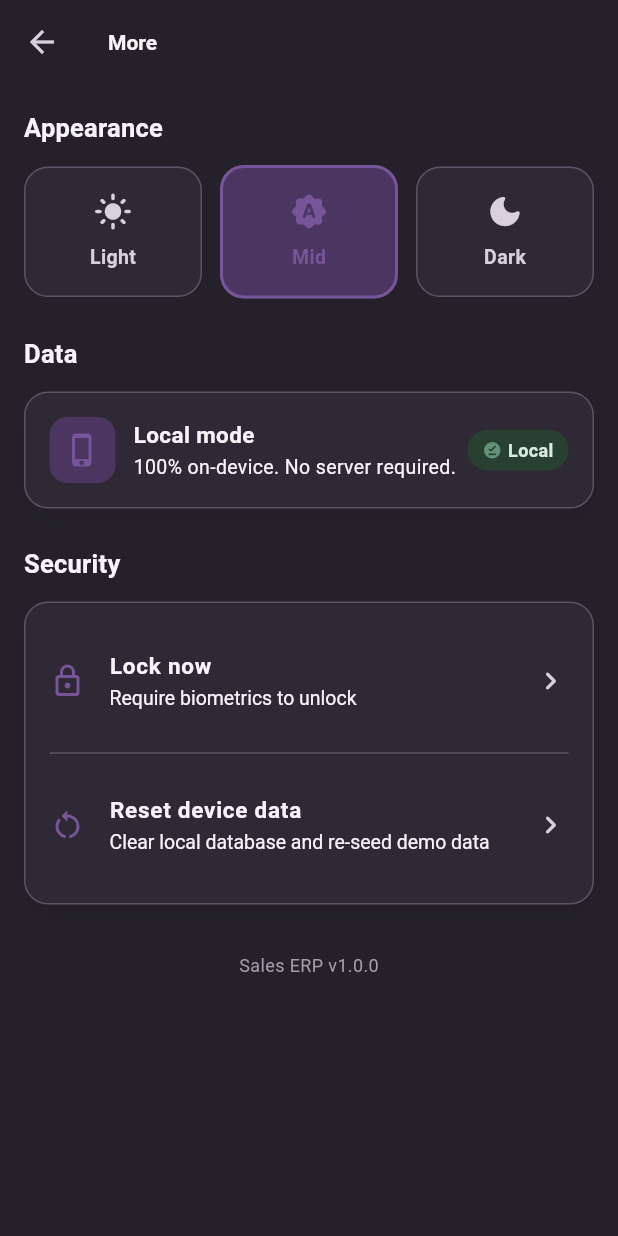
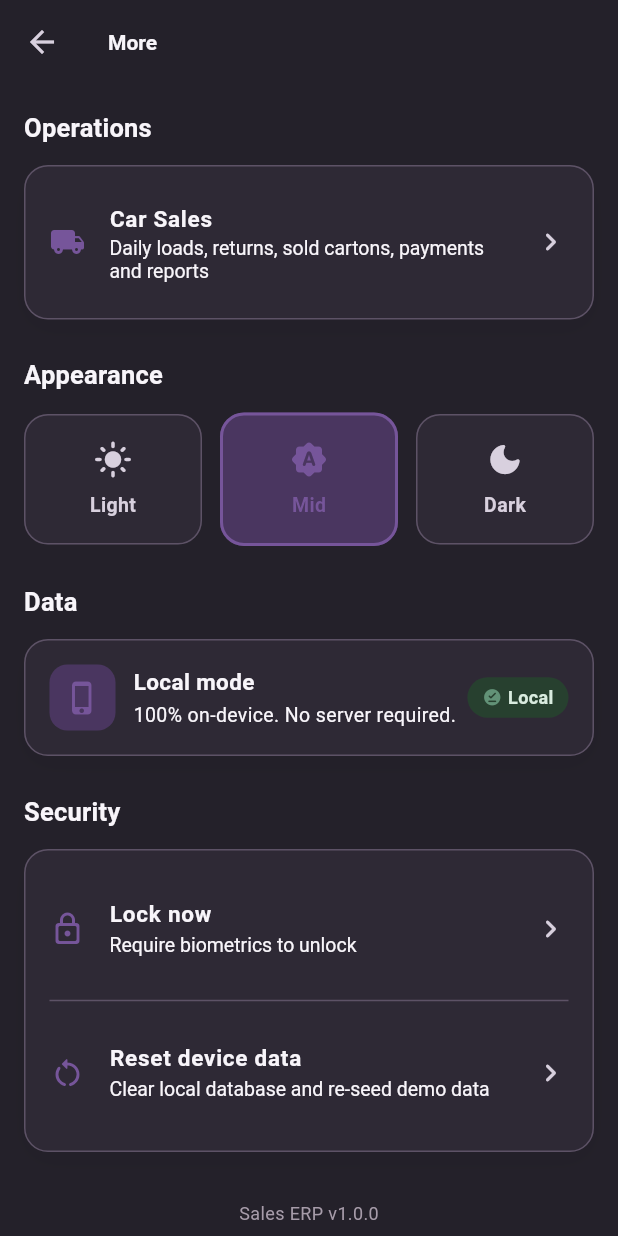
Before and after one commit to MoamenMahmoud1/sales_erp, a Flutter app: the SettingsPage screen opened directly with empty values, on a phone screen of 412 x 824 dp. Run offline on Flutter 3.47's test engine with Material 3 defaults, Android fonts, the phone set to English and light mode, and no system bars; our stand-ins replace cookie_jar, dio, dio_cookie_manager, flutter_secure_storage, local_auth, share_plus and 1 more; missing offline and left inert: workmanager; accounts and stored records are empty.

Commit message:
feat(app): expose independent Car app from More

```diff
--- a/lib/core/presentation/settings_page.dart
+++ b/lib/core/presentation/settings_page.dart
@@ -7,17 +7,19 @@ import '../ui/app_card.dart';
 import '../ui/section_header.dart';
 import '../ui/status_badge.dart';
 
-/// "More" page: theme switching, local-mode info and security actions.
+/// More page: appearance, data mode, security, and the independent Car app.
 class SettingsPage extends StatelessWidget {
   final AppThemeController themeController;
   final VoidCallback? onLock;
   final VoidCallback? onReset;
+  final VoidCallback? onOpenCarApp;
 
   const SettingsPage({
     super.key,
     required this.themeController,
     this.onLock,
     this.onReset,
+    this.onOpenCarApp,
   });
 
   @override
@@ -28,6 +30,17 @@ class SettingsPage extends StatelessWidget {
       body: ListView(
         padding: const EdgeInsets.all(AppSpacing.lg),
         children: [
+          const SectionHeader(title: 'Operations'),
+          const SizedBox(height: AppSpacing.md),
+          AppCard(
+            child: _ActionRow(
+              icon: Icons.local_shipping_rounded,
+              title: 'Car Sales',
+              subtitle: 'Daily loads, returns, sold cartons, payments and reports',
+              onTap: onOpenCarApp,
+            ),
+          ),
+          const SizedBox(height: AppSpacing.xl),
           const SectionHeader(title: 'Appearance'),
           const SizedBox(height: AppSpacing.md),
           Row(
@@ -111,16 +124,14 @@ class SettingsPage extends StatelessWidget {
           ),
           const SizedBox(height: AppSpacing.xxl),
           Center(
-            child: Text(
-              'Sales ERP v1.0.0',
-              style: TextStyle(color: colors.textMuted, fontSize: 12),
-            ),
+            child: Text('Sales ERP v1.0.0', style: TextStyle(color: colors.textMuted, fontSize: 12)),
           ),
         ],
       ),
     );
   }
 }
+
 class _ThemeOption extends StatelessWidget {
   final String label;
   final IconData icon;
```
Lines whose indentation alone changed are shown as unchanged.
